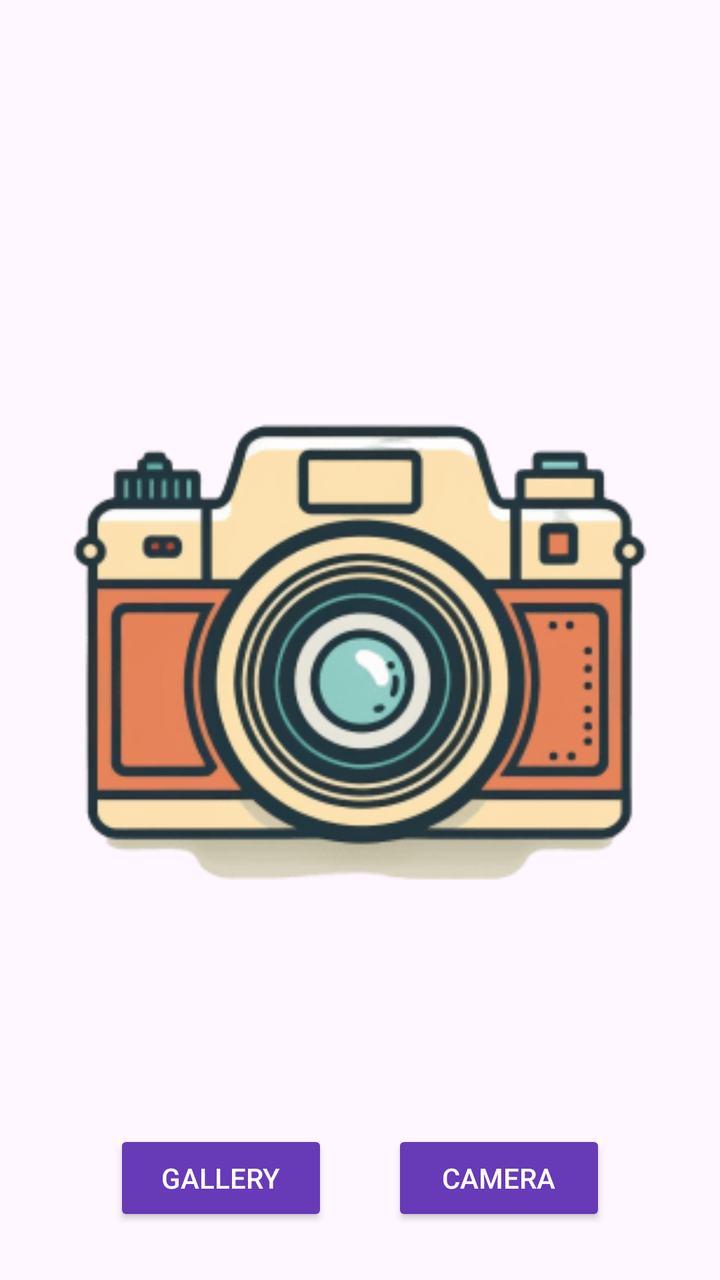
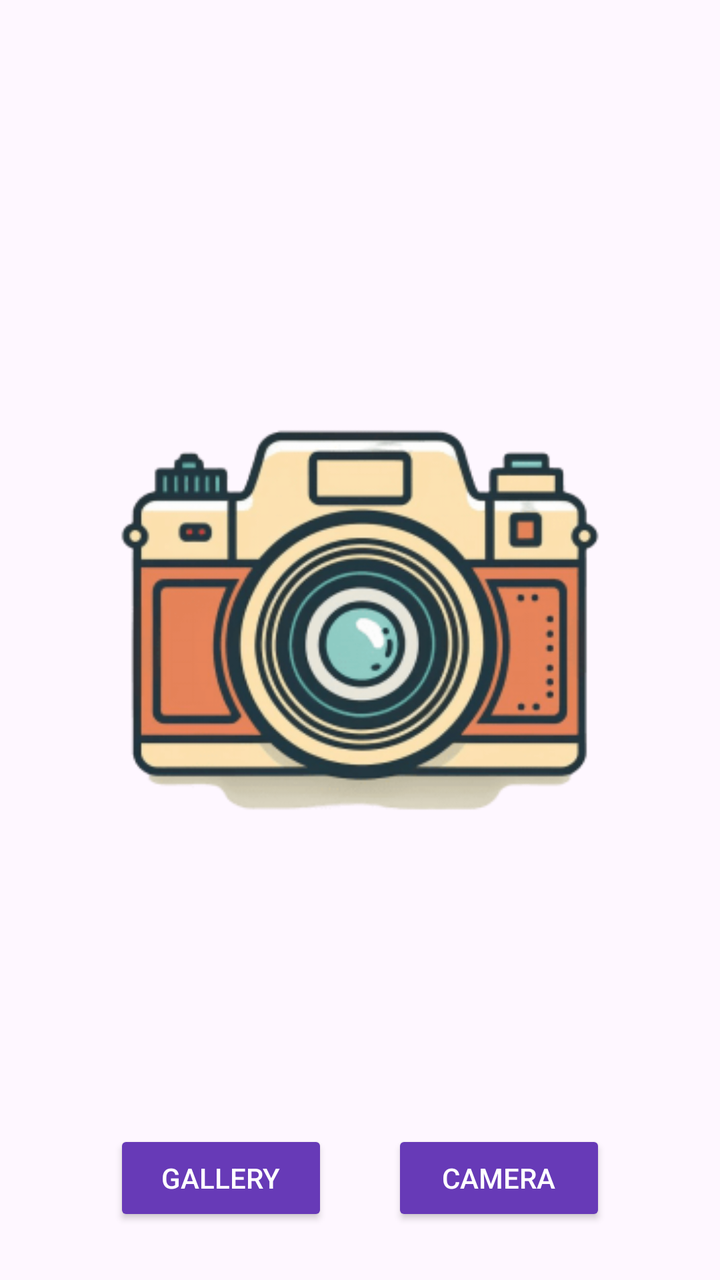

Screens rendered from an Android XML layout before and after an edit, with the pre-edit source and the edit as a unified diff.
<!-- AndroidManifest.xml: application theme Theme.Taller2 -->
<!-- res/layout/activity_camera.xml -->
<?xml version="1.0" encoding="utf-8"?>
<androidx.constraintlayout.widget.ConstraintLayout xmlns:android="http://schemas.android.com/apk/res/android"
    xmlns:app="http://schemas.android.com/apk/res-auto"
    xmlns:tools="http://schemas.android.com/tools"
    android:layout_width="match_parent"
    android:layout_height="match_parent"
    tools:context=".MainActivity"
    android:padding="25dp">

    <ImageView
        android:id="@+id/imageViewFoto"
        android:layout_width="300dp"
        android:layout_height="300dp"
        android:layout_marginTop="32dp"
        android:src="@drawable/camera"
        app:layout_constraintEnd_toEndOf="parent"
        app:layout_constraintStart_toStartOf="parent"
        app:layout_constraintTop_toTopOf="parent"
        app:layout_constraintBottom_toTopOf="@+id/guideline_buttons" />

    <androidx.constraintlayout.widget.Guideline
        android:id="@+id/guideline_buttons"
        android:layout_width="wrap_content"
        android:layout_height="wrap_content"
        android:orientation="horizontal"
        app:layout_constraintGuide_begin="570dp" />

    <Button
        android:id="@+id/buttonGallery"
        android:layout_width="0dp"
        android:layout_height="wrap_content"
        android:layout_marginStart="32dp"
        android:layout_marginEnd="16dp"
        android:layout_marginBottom="32dp"
        android:text="Gallery"
        android:backgroundTint="#673AB7"
        android:textColor="@android:color/white"
        app:layout_constraintBottom_toBottomOf="parent"
        app:layout_constraintEnd_toStartOf="@+id/buttonCamera"
        app:layout_constraintStart_toStartOf="parent"
        app:layout_constraintTop_toTopOf="@+id/guideline_buttons" />

    <Button
        android:id="@+id/buttonCamera"
        android:layout_width="0dp"
        android:layout_height="wrap_content"
        android:layout_marginStart="16dp"
        android:layout_marginEnd="32dp"
        android:layout_marginBottom="32dp"
        android:text="Camera"
        android:backgroundTint="#673AB7"
        android:textColor="@android:color/white"
        app:layout_constraintBottom_toBottomOf="parent"
        app:layout_constraintEnd_toEndOf="parent"
        app:layout_constraintStart_toEndOf="@+id/buttonGallery"
        app:layout_constraintTop_toTopOf="@+id/guideline_buttons" />

</androidx.constraintlayout.widget.ConstraintLayout>
<!-- resources referenced by this layout -->
<resources>
  <!-- drawable camera: png bitmap (drawable, 26235 bytes) -->
  <style name="Theme.Taller2" parent="Base.Theme.Taller2" />
  <style name="Base.Theme.Taller2" parent="Theme.Material3.DayNight.NoActionBar">
          
          
      </style>
</resources>

<!-- the commit's change to res/layout/activity_camera.xml (unified diff, before → after) -->
@@ -9,14 +9,16 @@
 
     <ImageView
         android:id="@+id/imageViewFoto"
-        android:layout_width="300dp"
-        android:layout_height="300dp"
+        android:layout_width="250dp"  android:layout_height="250dp"
         android:layout_marginTop="32dp"
+        android:layout_marginBottom="32dp"
         android:src="@drawable/camera"
+        app:layout_constraintStart_toStartOf="parent"
         app:layout_constraintEnd_toEndOf="parent"
-        app:layout_constraintStart_toStartOf="parent"
         app:layout_constraintTop_toTopOf="parent"
-        app:layout_constraintBottom_toTopOf="@+id/guideline_buttons" />
+        app:layout_constraintBottom_toTopOf="@+id/guideline_buttons"
+        android:scaleType="centerCrop"
+        />
 
     <androidx.constraintlayout.widget.Guideline
         android:id="@+id/guideline_buttons"
